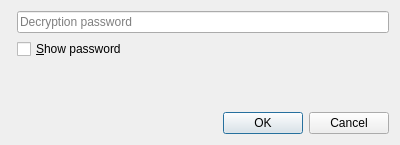
Before: the Qt Designer form src/libtextosaurus/saurus/gui/dialogs/formdecryptpasswordprompt.ui in martinrotter/textosaurus, drawn with Qt 5.
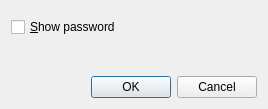
After: the same form once the commit is applied. Custom widgets are drawn as their Qt base class.

```diff
--- a/src/libtextosaurus/saurus/gui/dialogs/formdecryptpasswordprompt.ui
+++ b/src/libtextosaurus/saurus/gui/dialogs/formdecryptpasswordprompt.ui
@@ -6,31 +6,14 @@
    <rect>
     <x>0</x>
     <y>0</y>
-    <width>400</width>
-    <height>145</height>
+    <width>268</width>
+    <height>109</height>
    </rect>
   </property>
   <property name="windowTitle">
    <string>Enter Decryption Passphrase</string>
   </property>
   <layout class="QGridLayout" name="gridLayout">
-   <item row="0" column="1">
-    <widget class="QLineEdit" name="m_txtPassword">
-     <property name="echoMode">
-      <enum>QLineEdit::Password</enum>
-     </property>
-     <property name="placeholderText">
-      <string>Decryption password</string>
-     </property>
-    </widget>
-   </item>
-   <item row="1" column="1">
-    <widget class="QCheckBox" name="m_cbShowPassword">
-     <property name="text">
-      <string>&amp;Show password</string>
-     </property>
-    </widget>
-   </item>
    <item row="2" column="0" colspan="2">
     <spacer name="verticalSpacer">
      <property name="orientation">
@@ -54,8 +37,26 @@
      </property>
     </widget>
    </item>
+   <item row="0" column="0" colspan="2">
+    <widget class="LineEditWithStatus" name="m_tbPassword" native="true"/>
+   </item>
+   <item row="1" column="0" colspan="2">
+    <widget class="QCheckBox" name="m_cbShowPassword">
+     <property name="text">
+      <string>&amp;Show password</string>
+     </property>
+    </widget>
+   </item>
   </layout>
  </widget>
+ <customwidgets>
+  <customwidget>
+   <class>LineEditWithStatus</class>
+   <extends>QWidget</extends>
+   <header>lineeditwithstatus.h</header>
+   <container>1</container>
+  </customwidget>
+ </customwidgets>
  <tabstops>
   <tabstop>m_txtPassword</tabstop>
   <tabstop>m_cbShowPassword</tabstop>
```
Left out of the diff: 1 changed line with no effect on the pictures.
